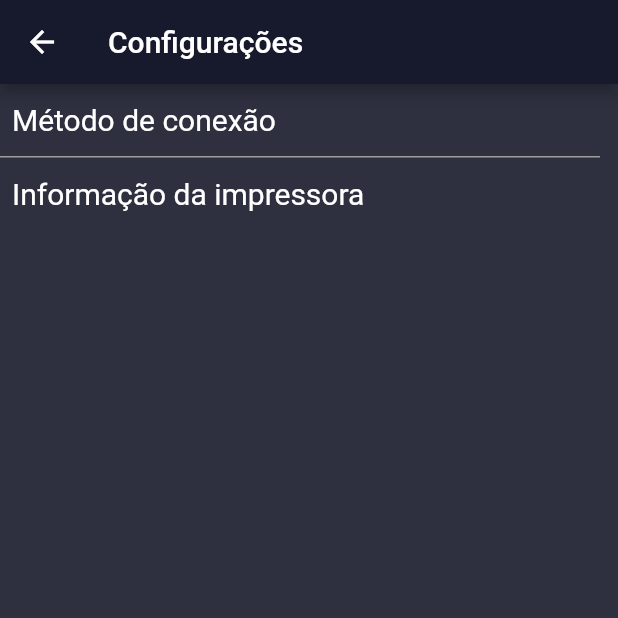
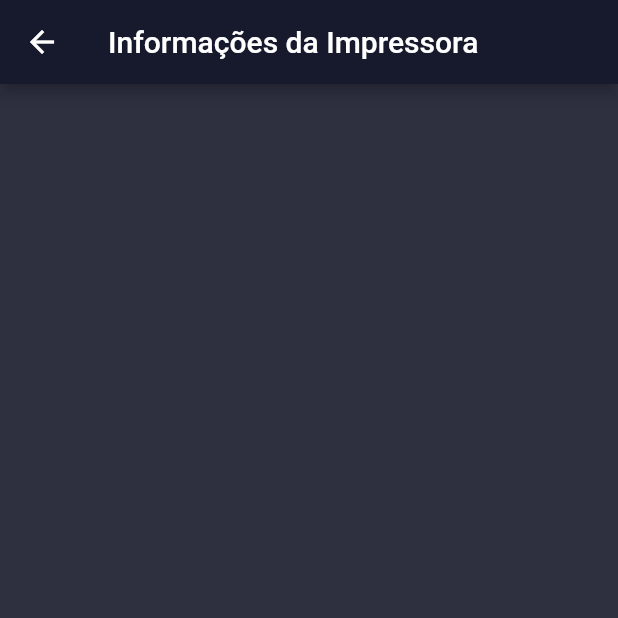
Before and after one commit to gefersono/WIP---Callidus, a Flutter app: the SettingActivity screen opened directly, after a tap on "Informação da impressora", on a phone screen of 412 x 824 dp, the top half of it. Run offline on Flutter 3.47's test engine with Material 2 defaults, Android fonts, the phone set to English and light mode, and no system bars; our stand-ins replace qr_flutter; missing offline and left inert: sunmi_printer_plus.

Commit message:
printer info activity

```diff
--- /dev/null
+++ b/flutter_proj/lib/activity/printer_info_activity.dart
@@ -0,0 +1,16 @@
+import 'package:flutter/material.dart';
+
+class PrinterInfoActivity extends StatelessWidget {
+  const PrinterInfoActivity({Key? key}) : super(key: key);
+
+  @override
+  Widget build(BuildContext context) {
+    return Scaffold(
+    backgroundColor: const Color(0xFF2e3040),
+      appBar: AppBar(
+        backgroundColor: const Color(0xFF171a2c),
+        title: const Text('Informações da Impressora'),
+      ),
+    );
+  }
+}
--- a/flutter_proj/lib/activity/setting_activity.dart
+++ b/flutter_proj/lib/activity/setting_activity.dart
@@ -1,4 +1,5 @@
 import 'package:flutter/material.dart';
+import 'package:tectoy_app/activity/printer_info_activity.dart';
 
 class SettingActivity extends StatelessWidget {
   const SettingActivity({super.key});
@@ -16,6 +17,8 @@ class SettingActivity extends StatelessWidget {
           crossAxisAlignment: CrossAxisAlignment.start,
           mainAxisAlignment: MainAxisAlignment.start,
           children: <Widget>[
+            Row(
+              children: [
                 TextButton(
                   style: TextButton.styleFrom(
                     foregroundColor: Colors.white,
@@ -24,6 +27,16 @@ class SettingActivity extends StatelessWidget {
                   onPressed: () {},
                   child: const Text('Método de conexão'),
                 ),
+                const Padding(
+                  padding:
+                      EdgeInsets.only(left: 125, bottom: 0, right: 0, top: 5),
+                  child: Text(
+                    'API',
+                    style: TextStyle(fontSize: 20.0, color: Colors.grey),
+                  ),
+                ),
+              ],
+            ),
             const SizedBox(
               width: 400.0,
               height: 1.0,
@@ -31,13 +44,41 @@ class SettingActivity extends StatelessWidget {
                 decoration: BoxDecoration(color: Colors.grey),
               ),
             ),
+            Row(
+              children: [
                 TextButton(
                   style: TextButton.styleFrom(
                     foregroundColor: Colors.white,
                     textStyle: const TextStyle(fontSize: 20),
                   ),
-              onPressed: () {},
+                  onPressed: () {
+                    Navigator.push(
+                      context,
+                      MaterialPageRoute(
+                        builder: (context) => const PrinterInfoActivity(),
+                      ),
+                    );
+                  },
                   child: const Text('Informação da impressora'),
+                ),
+                Padding(
+                    padding: const EdgeInsets.only(
+                        left: 60, bottom: 0, right: 0, top: 5),
+                    child: IconButton(
+                      onPressed: () {
+                        Navigator.push(
+                          context,
+                          MaterialPageRoute(
+                            builder: (context) => const PrinterInfoActivity(),
+                          ),
+                        );
+                      },
+                      icon: const Icon(
+                        Icons.input_sharp,
+                        color: Colors.grey,
+                      ),
+                    )),
+              ],
             ),
             const SizedBox(
               width: 100.0,
```
Lines whose indentation alone changed are shown as unchanged.
